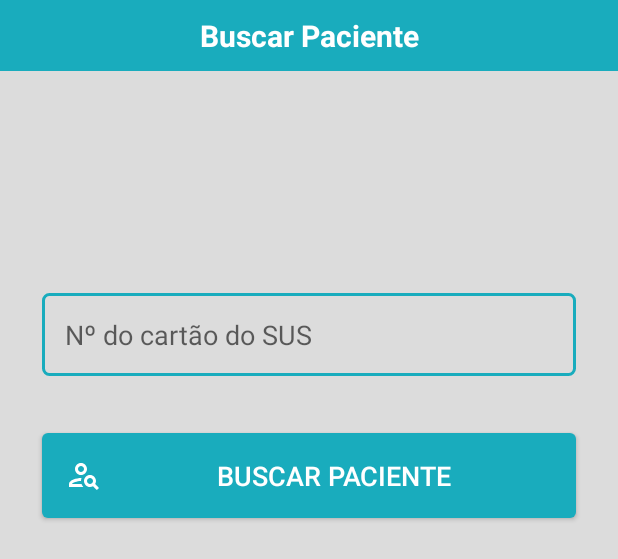
After one commit to pedrotlf/ufes-labcin, an Android app: the layout fragment_surgery_search_patient.xml on its own in the app's theme, with its tools: preview values and no code run, on a phone screen of 412 x 824 dp. The commit adds this screen. Shown: the top 559 px of the screen. Run offline under Robolectric (Android 15) with nearby library versions, the phone set to English and light mode, and no system bars.

Commit message:
Implementada tela de busca por paciente de cirurgia.

```diff
--- a/app/src/main/java/br/com/ufes/pedrotlf/pad/ui/LoadingDialog.kt
+++ b/app/src/main/java/br/com/ufes/pedrotlf/pad/ui/LoadingDialog.kt
@@ -2,7 +2,7 @@ package br.com.ufes.pedrotlf.pad.ui
 
 import android.app.Activity
 import androidx.appcompat.app.AlertDialog
-import br.com.ufes.pedrotlf.pad.databinding.FragmentLoadingBinding
+import br.com.ufes.pedrotlf.pad.databinding.FragmentDialogLoadingBinding
 
 class LoadingDialog(private val activity: Activity) {
 
@@ -12,7 +12,7 @@ class LoadingDialog(private val activity: Activity) {
         val builder = AlertDialog.Builder(activity)
 
         val inflater = activity.layoutInflater
-        val binding = FragmentLoadingBinding.inflate(inflater)
+        val binding = FragmentDialogLoadingBinding.inflate(inflater)
 
         loadingMessage?.let {
             binding.loadingText.text = it
--- a/app/src/main/java/br/com/ufes/pedrotlf/pad/ui/PadHomeFragment.kt
+++ b/app/src/main/java/br/com/ufes/pedrotlf/pad/ui/PadHomeFragment.kt
@@ -12,8 +12,8 @@ import androidx.navigation.fragment.findNavController
 import br.com.ufes.pedrotlf.pad.BaseFragment
 import br.com.ufes.pedrotlf.pad.R
 import br.com.ufes.pedrotlf.pad.data.Resource
+import br.com.ufes.pedrotlf.pad.databinding.FragmentDialogServerSettingsChangeBinding
 import br.com.ufes.pedrotlf.pad.databinding.FragmentPadHomeBinding
-import br.com.ufes.pedrotlf.pad.databinding.FragmentServerSettingsChangeBinding
 
 class PadHomeFragment: BaseFragment() {
 
@@ -83,7 +83,7 @@ class PadHomeFragment: BaseFragment() {
         val builder = AlertDialog.Builder(this)
 
         val inflater = layoutInflater
-        val binding = FragmentServerSettingsChangeBinding.inflate(inflater)
+        val binding = FragmentDialogServerSettingsChangeBinding.inflate(inflater)
 
         homeViewModel.serverIpAndPort.apply {
             getOrNull(0)?.let { binding.serverIp.setText(it) }
--- a/app/src/main/java/br/com/ufes/pedrotlf/pad/ui/surgery/SurgeryHomeFragment.kt
+++ b/app/src/main/java/br/com/ufes/pedrotlf/pad/ui/surgery/SurgeryHomeFragment.kt
@@ -25,6 +25,11 @@ class SurgeryHomeFragment : BaseFragment(){
             fragmentSurgeryHomeFooterButton.setOnClickListener {
                 findNavController().popBackStack()
             }
+
+            fragmentSurgeryHomeCirurgiaButton.setOnClickListener {
+                val action = SurgeryHomeFragmentDirections.actionSurgeryHomeFragmentToSurgerySearchPatientFragment()
+                findNavController().navigate(action)
+            }
         }
     }
 }
--- /dev/null
+++ b/app/src/main/res/drawable/outline_person_search_24.xml
@@ -0,0 +1,16 @@
+<vector xmlns:android="http://schemas.android.com/apk/res/android"
+    android:width="24dp"
+    android:height="24dp"
+    android:viewportWidth="24"
+    android:viewportHeight="24"
+    android:tint="?attr/colorControlNormal">
+  <path
+      android:fillColor="@android:color/white"
+      android:pathData="M10,12c2.21,0 4,-1.79 4,-4c0,-2.21 -1.79,-4 -4,-4S6,5.79 6,8C6,10.21 7.79,12 10,12zM10,6c1.1,0 2,0.9 2,2c0,1.1 -0.9,2 -2,2S8,9.1 8,8C8,6.9 8.9,6 10,6z"/>
+  <path
+      android:fillColor="@android:color/white"
+      android:pathData="M4,18c0.22,-0.72 3.31,-2 6,-2c0,-0.7 0.13,-1.37 0.35,-1.99C7.62,13.91 2,15.27 2,18v2h9.54c-0.52,-0.58 -0.93,-1.25 -1.19,-2H4z"/>
+  <path
+      android:fillColor="@android:color/white"
+      android:pathData="M19.43,18.02C19.79,17.43 20,16.74 20,16c0,-2.21 -1.79,-4 -4,-4s-4,1.79 -4,4c0,2.21 1.79,4 4,4c0.74,0 1.43,-0.22 2.02,-0.57c0.93,0.93 1.62,1.62 2.57,2.57L22,20.59C20.5,19.09 21.21,19.79 19.43,18.02zM16,18c-1.1,0 -2,-0.9 -2,-2c0,-1.1 0.9,-2 2,-2s2,0.9 2,2C18,17.1 17.1,18 16,18z"/>
+</vector>
--- /dev/null
+++ b/app/src/main/res/layout/fragment_surgery_search_patient.xml
@@ -0,0 +1,75 @@
+<?xml version="1.0" encoding="utf-8"?>
+<androidx.constraintlayout.widget.ConstraintLayout xmlns:android="http://schemas.android.com/apk/res/android"
+    android:layout_width="match_parent"
+    android:layout_height="match_parent"
+    xmlns:app="http://schemas.android.com/apk/res-auto"
+    xmlns:tools="http://schemas.android.com/tools"
+    tools:context=".ui.surgery.SurgerySearchPatientFragment">
+
+    <LinearLayout
+        android:id="@+id/fragment_surgery_search_patient_header"
+        android:layout_width="match_parent"
+        android:layout_height="wrap_content"
+        android:orientation="vertical"
+        android:background="@color/color_primary"
+        android:padding="10dp"
+        app:layout_constraintTop_toTopOf="parent">
+        <TextView
+            android:layout_width="match_parent"
+            android:layout_height="wrap_content"
+            android:gravity="center"
+            android:textSize="20sp"
+            android:textColor="@color/white"
+            android:textStyle="bold"
+            android:text="@string/surgery_search_patient_header"/>
+    </LinearLayout>
+
+    <ScrollView
+        android:layout_width="match_parent"
+        android:layout_height="0dp"
+        app:layout_constraintTop_toBottomOf="@id/fragment_surgery_search_patient_header"
+        app:layout_constraintBottom_toBottomOf="parent"
+        android:fillViewport="true">
+
+        <LinearLayout
+            android:layout_width="match_parent"
+            android:layout_height="wrap_content"
+            android:orientation="vertical"
+            android:paddingTop="128dp">
+
+            <EditText
+                android:id="@+id/fragment_surgery_search_patient_sus_number"
+                style="@style/EditTextStyle"
+                android:layout_width="match_parent"
+                android:layout_height="wrap_content"
+                android:layout_marginHorizontal="@dimen/spacingMargin"
+                android:layout_marginTop="20dp"
+                android:autofillHints="none"
+                android:gravity="start"
+                android:hint="@string/dermatology_new_patient_data_sus_number"
+                android:inputType="number"
+                android:maxLength="15"
+                android:singleLine="true"
+                android:textColor="@color/color_primary" />
+
+            <com.google.android.material.button.MaterialButton
+                android:id="@+id/fragment_surgery_search_patient_button"
+                android:layout_width="match_parent"
+                android:layout_height="wrap_content"
+                android:layout_marginHorizontal="@dimen/spacingMargin"
+                android:layout_marginTop="32dp"
+                android:letterSpacing="0"
+                android:padding="16dp"
+                android:text="@string/surgery_search_patient_header"
+                android:textColor="@color/white"
+                android:textSize="18sp"
+                app:icon="@drawable/outline_person_search_24"
+                app:iconGravity="start"
+                app:iconTint="@color/white" />
+
+        </LinearLayout>
+
+    </ScrollView>
+
+
+</androidx.constraintlayout.widget.ConstraintLayout>
--- a/app/src/main/res/values/strings.xml
+++ b/app/src/main/res/values/strings.xml
@@ -49,6 +49,8 @@
 
     <string name="dermatology_patient_details_header">Paciente</string>
 
+    <string name="surgery_search_patient_header">Buscar Paciente</string>
+
     <string name="loading_default_text">Carregando...</string>
 
     <string name="word_cirurgia">Cirurgia</string>
```
Also changed, not shown: app/src/main/java/br/com/ufes/pedrotlf/pad/ui/surgery/SurgerySearchPatientFragment.kt (added, +49 -0 lines), app/src/main/java/br/com/ufes/pedrotlf/pad/ui/surgery/SurgerySearchPatientViewModel.kt (added, +32 -0 lines), app/src/main/res/navigation/navigation_main.xml (+10 -1 lines), app/src/main/res/layout/fragment_dialog_loading.xml (renamed from app/src/main/res/layout/fragment_loading.xml), app/src/main/res/layout/fragment_dialog_server_settings_change.xml (renamed from app/src/main/res/layout/fragment_server_settings_change.xml).
